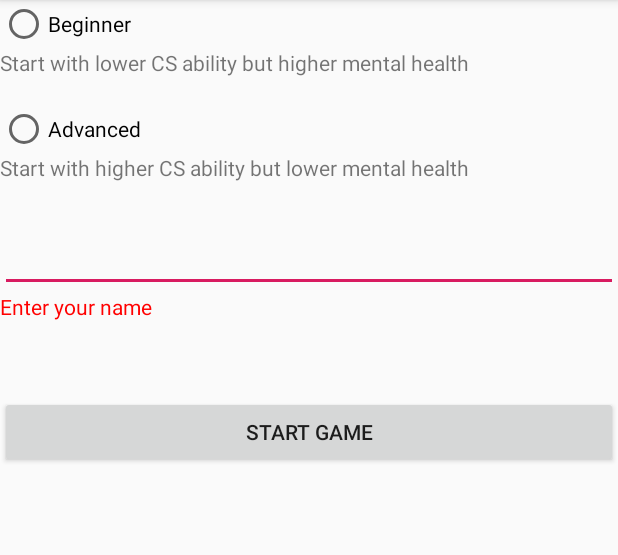
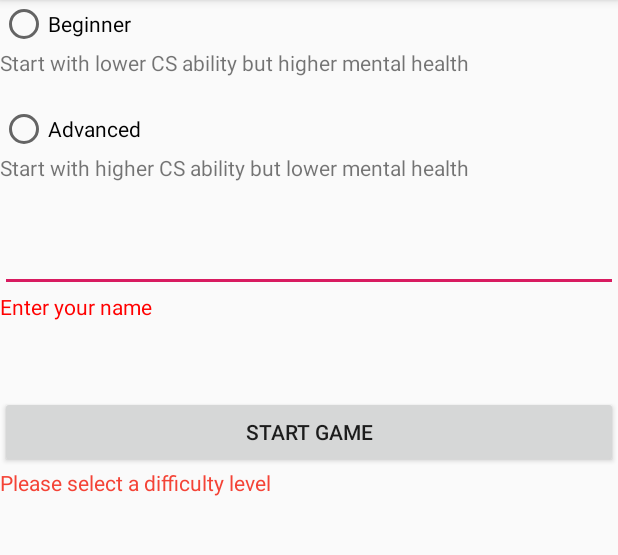
Before and after one commit to aeahn2/Final_Project, an Android app: the NewGameActivity screen opened directly, with no data from a screen before it, after a tap on "START GAME", on a phone screen of 412 x 824 dp, the part 84-639 px from its top. Run offline under Robolectric (Android 15) with nearby library versions, the phone set to English and light mode, and no system bars.

Commit message:
Still to do: -change how date is displayed?(maybe add days of the week -change how each activity affects progress bars? -USE WEB API/LIBRARY!!!! -CREATE ACTIVITY LOG
Edited error messages in NewGameActivity

Added an EndScreenActivity
-shows stats at end of the game
-we could also end the game if the bar(s) get too low for too long? aka failed the class

```diff
--- a/app/src/main/java/com/example/finalproject/NewGameActivity.java
+++ b/app/src/main/java/com/example/finalproject/NewGameActivity.java
@@ -60,34 +60,36 @@ public final class NewGameActivity extends AppCompatActivity {
         intent.putExtra("grades", 100);
         intent.putExtra("social", 0);
 
+        TextView errorMessage = findViewById(R.id.errorMessage);
+        errorMessage.setVisibility(View.GONE);
 
-        if (!(setName.isEmpty())) {
+
+        if (setName.isEmpty()) {
+            enterNameText.setTextColor(Color.RED);
+        } else {
             enterNameText.setTextColor(Color.BLACK);
             intent.putExtra("name", setName);
             Log.i(TAG, "My name is" + setName);
-            if (gameMode.getCheckedRadioButtonId() == R.id.beginner) {
+        }
+
+        if (gameMode.getCheckedRadioButtonId() == R.id.beginner && !(setName.isEmpty())) {
             Log.i(TAG, "beginner button pressed");
             intent.putExtra("ability", 0);
             intent.putExtra("mental", 50);
 
             startActivity(intent);
 
-            } else if (gameMode.getCheckedRadioButtonId() == R.id.advanced) {
+        } else if (gameMode.getCheckedRadioButtonId() == R.id.advanced && !(setName.isEmpty())) {
             Log.i(TAG, "advanced button clicked");
             intent.putExtra("ability", 50);
             intent.putExtra("mental", 0);
 
             startActivity(intent);
 
-            } else {
+        } else if (gameMode.getCheckedRadioButtonId() != R.id.beginner && gameMode.getCheckedRadioButtonId() != R.id.advanced ){
             Log.i(TAG, "no version selected");
-                TextView errorMessage = findViewById(R.id.errorMessage);
             errorMessage.setVisibility(View.VISIBLE);
             errorMessage.setText("Please select a difficulty level");
-            }
-        } else {
-            enterNameText.setTextColor(Color.RED);
-
         }
 
     }
```
Lines whose indentation alone changed are shown as unchanged.
